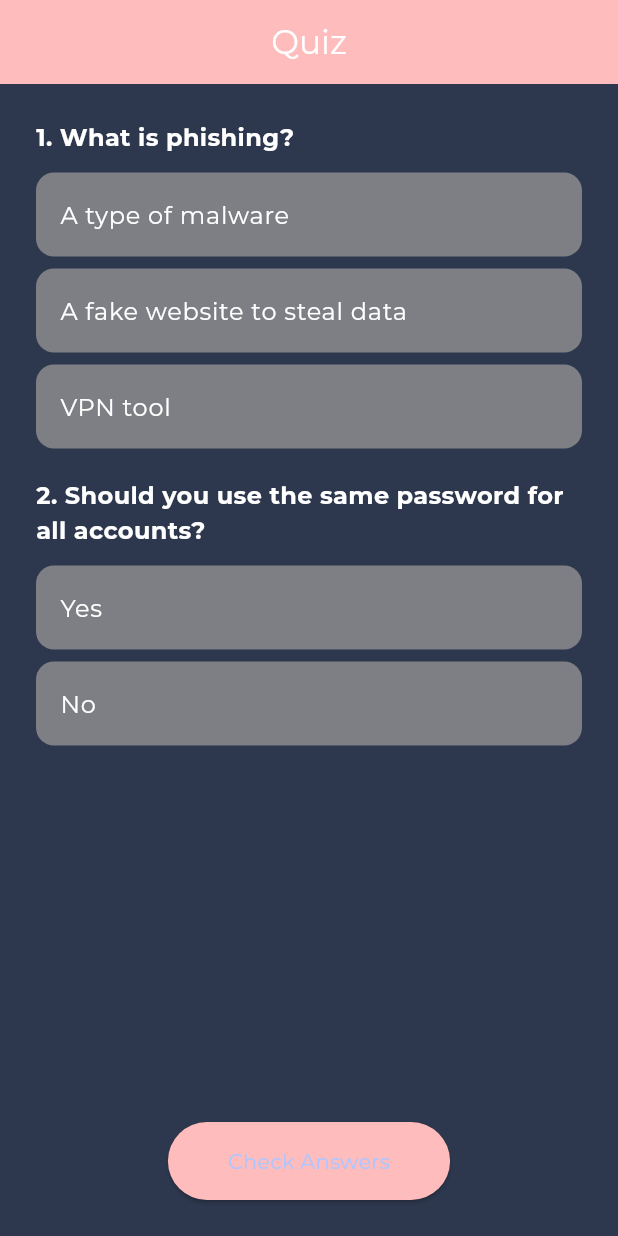
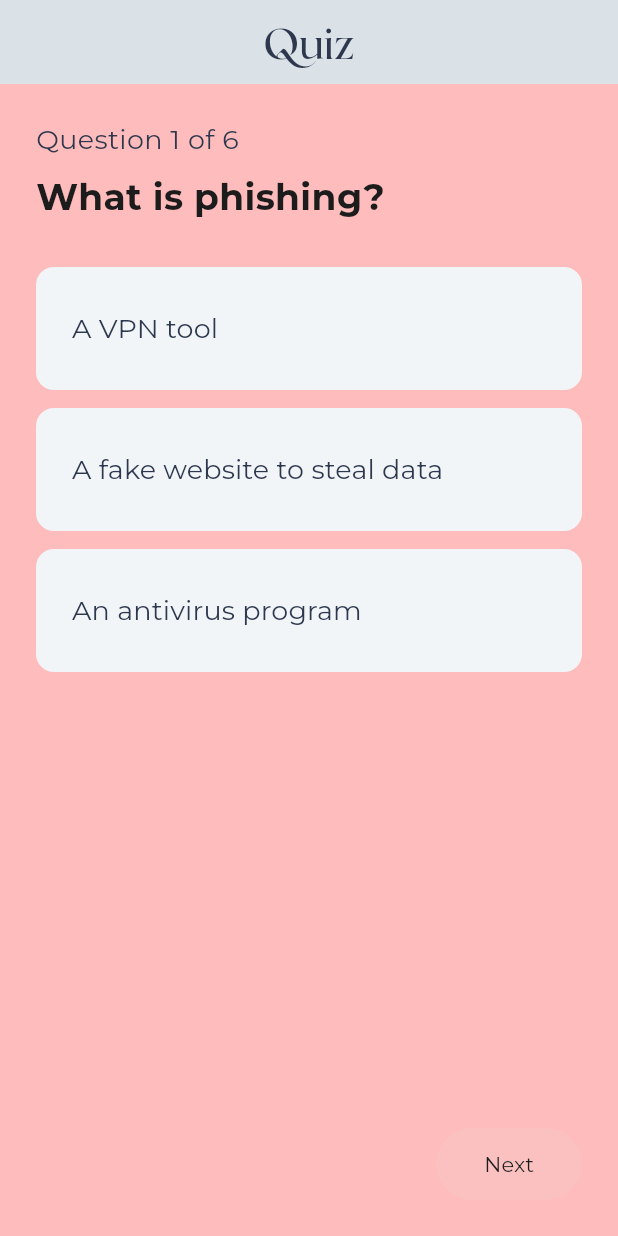
Before and after one commit to mwalexandra/cybersecurity_flutter_application, a Flutter app: the QuizScreen screen opened directly, on a phone screen of 412 x 824 dp. Run offline on Flutter 3.47's test engine with Material 3 defaults, Android fonts, the phone set to English and light mode, and no system bars; our stand-ins replace flutter_svg, youtube_player_flutter.

Commit message:
quiz_screen and finish ended

```diff
--- a/lib/screens/quiz_screen.dart
+++ b/lib/screens/quiz_screen.dart
@@ -1,6 +1,18 @@
 import 'package:flutter/material.dart';
 import '../theme/colors.dart';
 import 'quiz_result_screen.dart';
+
+class Question {
+  final String text;
+  final List<String> options;
+  final int correctIndex;
+
+  Question({
+    required this.text,
+    required this.options,
+    required this.correctIndex,
+  });
+}
 
 class QuizScreen extends StatefulWidget {
   const QuizScreen({super.key});
@@ -13,20 +25,171 @@ class _QuizScreenState extends State<QuizScreen> {
   final List<Question> questions = [
     Question(
       text: 'What is phishing?',
-      options: ['A type of malware', 'A fake website to steal data', 'VPN tool'],
+      options: ['A VPN tool', 'A fake website to steal data', 'An antivirus program'],
       correctIndex: 1,
     ),
     Question(
-      text: 'Should you use the same password for all accounts?',
+      text: 'Should you use the same password everywhere?',
+      options: ['Yes', 'No'],
+      correctIndex: 1,
+    ),
+    Question(
+      text: 'What should you check before clicking a link in an email?',
+      options: ['The color of the email', 'The sender’s name only', 'The full URL and sender’s address'],
+      correctIndex: 2,
+    ),
+    Question(
+      text: 'Which of the following is a sign of a phishing email?',
+      options: ['Personalized greeting', 'Spelling mistakes and urgent tone', 'Email from a colleague'],
+      correctIndex: 1,
+    ),
+    Question(
+      text: 'Is it safe to click on links in unexpected emails?',
+      options: ['Yes', 'No'],
+      correctIndex: 1,
+    ),
+
+    Question(
+      text: 'Should you use public Wi-Fi for banking or shopping?',
       options: ['Yes', 'No'],
       correctIndex: 1,
     ),
   ];
 
-  final Map<int, int> selectedAnswers = {};
-  bool showResult = false;
+  int currentIndex = 0;
+  Map<int, int> selectedAnswers = {};
 
-  int countCorrectAnswers() {
+  @override
+  Widget build(BuildContext context) {
+    final question = questions[currentIndex];
+    final selected = selectedAnswers[currentIndex];
+
+    return Scaffold(
+      backgroundColor: AppColors.lightpink,
+      appBar: AppBar(
+        backgroundColor: AppColors.grey,
+        elevation: 0,
+        centerTitle: true,
+        title: const Text(
+          'Quiz',
+          style: TextStyle(
+            color: AppColors.darkblue,
+            fontFamily: 'Roxborough-CF',
+            fontSize: 28,
+          )
+        ),
+        leading: (currentIndex > 0)
+          ? IconButton(
+              icon: const Icon(Icons.arrow_back, color: AppColors.darkpink),
+              onPressed: () {
+                setState(() => currentIndex--);
+              },
+            )
+          : null,
+      ),
+      body: Padding(
+        padding: const EdgeInsets.all(24.0),
+        child: Column(
+          crossAxisAlignment: CrossAxisAlignment.start,
+          children: [
+            Text(
+              'Question ${currentIndex + 1} of ${questions.length}',
+              style: const TextStyle(
+                color: AppColors.darkblue,
+                fontSize: 18,
+              ),
+            ),
+            const SizedBox(height: 8),
+            Text(
+              question.text,
+              style: const TextStyle(
+                fontSize: 24,
+                fontWeight: FontWeight.bold,
+                color: AppColors.black,
+              ),
+            ),
+            const SizedBox(height: 24),
+            // Answers
+            ...List.generate(question.options.length, (i) {
+              final isSelected = selected == i;
+              return GestureDetector(
+                onTap: () {
+                  setState(() {
+                    selectedAnswers[currentIndex] = i;
+                  });
+                },
+                child: Container(
+                  margin: const EdgeInsets.symmetric(vertical: 6),
+                  padding: const EdgeInsets.all(12),
+                  decoration: BoxDecoration(
+                    borderRadius: BorderRadius.circular(12),
+                    color: isSelected ? AppColors.darkgrey : AppColors.lightgrey,
+                  ),
+                  child: SizedBox(
+                    width: double.infinity,
+                    child: TextButton(
+                      onPressed: () {
+                        setState(() {
+                          selectedAnswers[currentIndex] = i;
+                        });
+                      },
+                      style: TextButton.styleFrom(
+                        padding: const EdgeInsets.symmetric(vertical: 16, horizontal: 12),
+                        alignment: Alignment.centerLeft,
+                      ),
+                      child: Text(
+                        question.options[i],
+                        style: TextStyle(
+                          color: AppColors.darkblue,
+                          fontSize: 18,
+                          fontWeight: isSelected ? FontWeight.bold : FontWeight.normal,
+                        ),
+                      ),
+                    ),
+                  ),
+                ),
+              );
+            }),
+            const Spacer(),
+            Align(
+              alignment: Alignment.centerRight,
+              child: ElevatedButton(
+                onPressed: selected != null
+                    ? () {
+                        if (currentIndex < questions.length - 1) {
+                          setState(() => currentIndex++);
+                        } else {
+                          final correct = countCorrect();
+                          Navigator.pushReplacement(
+                            context,
+                            MaterialPageRoute(
+                              builder: (_) => QuizResultScreen(
+                                total: questions.length,
+                                correct: correct,
+                              ),
+                            ),
+                          );
+                        }
+                      }
+                    : null,
+                style: ElevatedButton.styleFrom(
+                  backgroundColor: AppColors.darkpink,
+                  padding:
+                      const EdgeInsets.symmetric(horizontal: 32, vertical: 14),
+                ),
+                child: Text(
+                  currentIndex < questions.length - 1 ? 'Next' : 'Finish',
+                  style: const TextStyle(color: AppColors.black)
+                ),
+              ),
+            )
+          ],
+        ),
+      ),
+    );
+  }
+
+  int countCorrect() {
     int correct = 0;
     for (int i = 0; i < questions.length; i++) {
       if (selectedAnswers[i] == questions[i].correctIndex) {
@@ -35,112 +198,4 @@ class _QuizScreenState extends State<QuizScreen> {
     }
     return correct;
   }
-
-  @override
-  Widget build(BuildContext context) {
-    return Scaffold(
-      backgroundColor: AppColors.darkblue,
-      appBar: AppBar(
-        backgroundColor: AppColors.lightpink,
-        elevation: 0,
-        title: const Text(
-          'Quiz',
-          style: TextStyle(color: Colors.white),
-        ),
-        centerTitle: true,
-      ),
-      body: Padding(
-        padding: const EdgeInsets.all(24.0),
-        child: Column(
-          children: [
-            Expanded(
-              child: ListView.builder(
-                itemCount: questions.length,
-                itemBuilder: (context, index) {
-                  final q = questions[index];
-                  return Column(
-                    crossAxisAlignment: CrossAxisAlignment.start,
-                    children: [
-                      Text(
-                        '${index + 1}. ${q.text}',
-                        style: const TextStyle(
-                          fontSize: 16,
-                          fontWeight: FontWeight.bold,
-                          color: Colors.white,
-                        ),
-                      ),
-                      const SizedBox(height: 8),
-                      ...List.generate(q.options.length, (optIndex) {
-                        final isSelected = selectedAnswers[index] == optIndex;
-                        final isCorrect = showResult && optIndex == q.correctIndex;
-                        final isWrong = showResult &&
-                            isSelected &&
-                            optIndex != q.correctIndex;
-
-                        return Container(
-                          margin: const EdgeInsets.symmetric(vertical: 4),
-                          child: ListTile(
-                            tileColor: isCorrect
-                                ? AppColors.success
-                                : isWrong
-                                    ? AppColors.darkpink
-                                    : AppColors.darkgrey,
-                            shape: RoundedRectangleBorder(
-                              borderRadius: BorderRadius.circular(12),
-                            ),
-                            title: Text(
-                              q.options[optIndex],
-                              style: const TextStyle(color: Colors.white),
-                            ),
-                            onTap: showResult
-                              ? null
-                              : () {
-                                  setState(() {
-                                    selectedAnswers[index] = optIndex;
-                                  });
-                                },
-                          ),
-                        );
-                      }),
-                      const SizedBox(height: 16),
-                    ],
-                  );
-                },
-              ),
-            ),
-            ElevatedButton(
-              onPressed: () {
-                Navigator.pushReplacement(
-                  context,
-                  MaterialPageRoute(
-                    builder: (context) => QuizResultScreen(
-                      total: questions.length,
-                      correct: countCorrectAnswers(),
-                    ),
-                  ),
-                );
-              },
-              style: ElevatedButton.styleFrom(
-                backgroundColor: AppColors.lightpink,
-                padding: const EdgeInsets.symmetric(horizontal: 40, vertical: 16),
-              ),
-              child: const Text('Check Answers'),
-            ),
-          ],
-        ),
-      ),
-    );
-  }
 }
-
-class Question {
-  final String text;
-  final List<String> options;
-  final int correctIndex;
-
-  Question({
-    required this.text,
-    required this.options,
-    required this.correctIndex,
-  });
-}
--- a/lib/screens/training_screen.dart
+++ b/lib/screens/training_screen.dart
@@ -75,7 +75,7 @@ class _TrainingScreenState extends State<TrainingScreen> {
         _initYoutube();
       });
     } else {
-      Navigator.pushReplacement( // there is no back option
+      Navigator.pushReplacement( // there is no back
         context,
         MaterialPageRoute(builder: (context) => const QuizIntroScreen()),
       );
```
